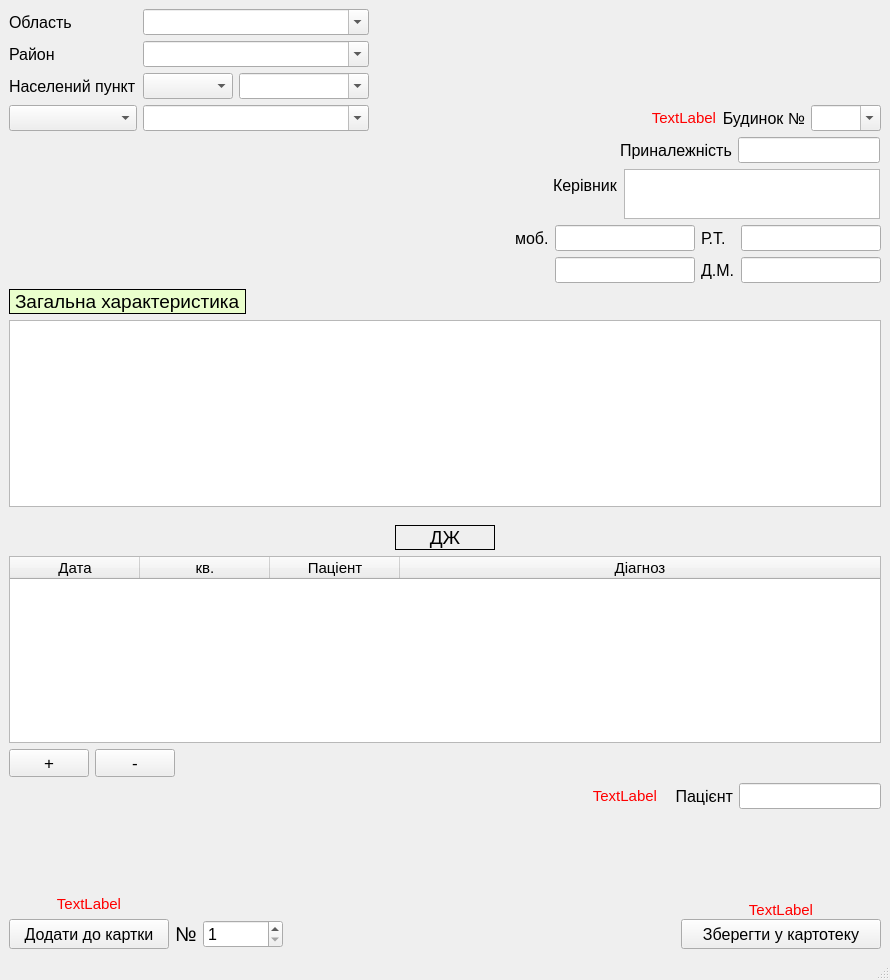
LiquorProg/katalog, file pyqt_files/case_record_file.ui: the form before one commit.
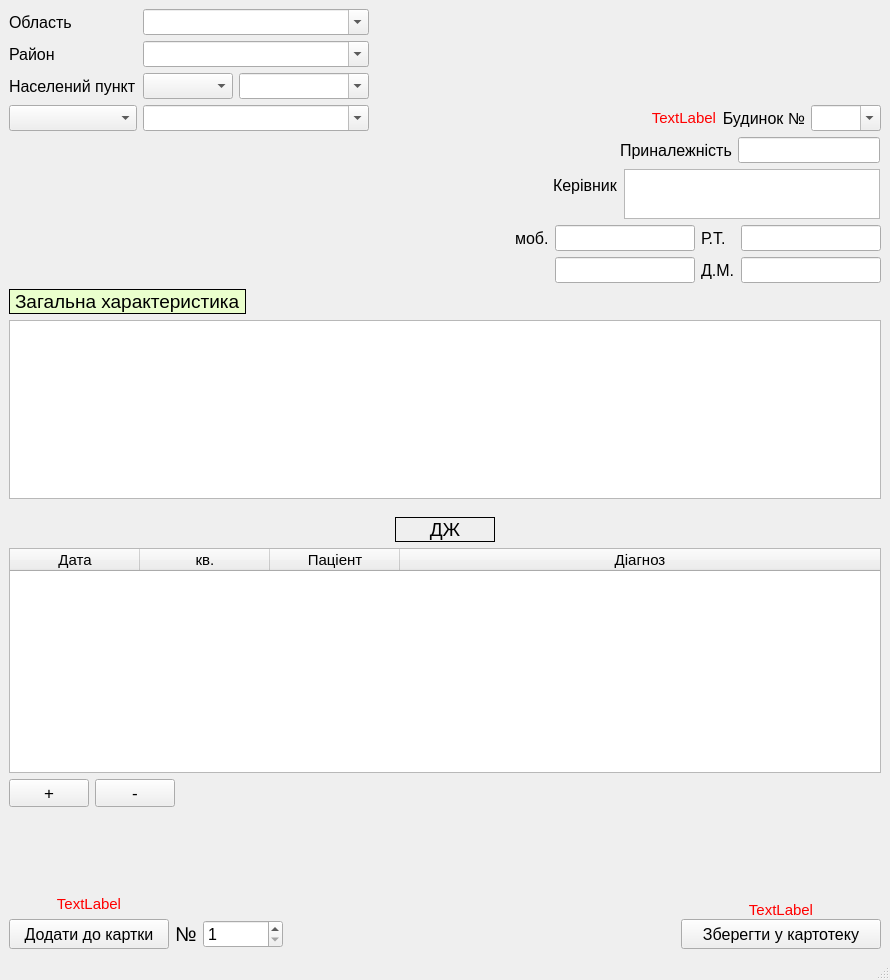
The form after the commit.

What changed in the file:
```diff
--- a/pyqt_files/case_record_file.ui
+++ b/pyqt_files/case_record_file.ui
@@ -183,6 +183,9 @@
     </item>
     <item row="0" column="0">
      <layout class="QGridLayout" name="gridLayout_5">
+      <property name="rightMargin">
+       <number>20</number>
+      </property>
       <item row="0" column="0">
        <widget class="QLabel" name="label_4_5">
         <property name="font">
@@ -448,85 +451,6 @@
       </item>
      </layout>
     </item>
-    <item row="5" column="2">
-     <layout class="QGridLayout" name="gridLayout_9">
-      <property name="sizeConstraint">
-       <enum>QLayout::SetDefaultConstraint</enum>
-      </property>
-      <property name="leftMargin">
-       <number>96</number>
-      </property>
-      <property name="topMargin">
-       <number>0</number>
-      </property>
-      <property name="rightMargin">
-       <number>0</number>
-      </property>
-      <property name="bottomMargin">
-       <number>0</number>
-      </property>
-      <item row="0" column="0">
-       <widget class="QLabel" name="error_name_patient">
-        <property name="font">
-         <font>
-          <pointsize>11</pointsize>
-         </font>
-        </property>
-        <property name="styleSheet">
-         <string notr="true">color: rgb(255, 0, 0);</string>
-        </property>
-        <property name="text">
-         <string>TextLabel</string>
-        </property>
-        <property name="alignment">
-         <set>Qt::AlignRight|Qt::AlignTrailing|Qt::AlignVCenter</set>
-        </property>
-       </widget>
-      </item>
-      <item row="0" column="1">
-       <widget class="QLabel" name="label_9_3">
-        <property name="maximumSize">
-         <size>
-          <width>70</width>
-          <height>16777215</height>
-         </size>
-        </property>
-        <property name="font">
-         <font>
-          <pointsize>12</pointsize>
-         </font>
-        </property>
-        <property name="text">
-         <string>Пацієнт</string>
-        </property>
-        <property name="alignment">
-         <set>Qt::AlignRight|Qt::AlignTrailing|Qt::AlignVCenter</set>
-        </property>
-        <property name="margin">
-         <number>2</number>
-        </property>
-       </widget>
-      </item>
-      <item row="0" column="2">
-       <widget class="QLineEdit" name="pat_name_3">
-        <property name="sizePolicy">
-         <sizepolicy hsizetype="Fixed" vsizetype="Fixed">
-          <horstretch>0</horstretch>
-          <verstretch>0</verstretch>
-         </sizepolicy>
-        </property>
-        <property name="font">
-         <font>
-          <pointsize>11</pointsize>
-         </font>
-        </property>
-        <property name="text">
-         <string/>
-        </property>
-       </widget>
-      </item>
-     </layout>
-    </item>
     <item row="7" column="2">
      <layout class="QGridLayout" name="gridLayout_8">
       <property name="spacing">
@@ -609,6 +533,12 @@
       </property>
       <item row="1" column="0" colspan="2">
        <widget class="QTableWidget" name="tableWidget_diag_file">
+        <property name="minimumSize">
+         <size>
+          <width>0</width>
+          <height>225</height>
+         </size>
+        </property>
         <property name="font">
          <font>
           <pointsize>11</pointsize>
@@ -739,6 +669,25 @@
         </item>
        </layout>
       </item>
+      <item row="2" column="1">
+       <layout class="QGridLayout" name="gridLayout_9">
+        <property name="sizeConstraint">
+         <enum>QLayout::SetFixedSize</enum>
+        </property>
+        <property name="leftMargin">
+         <number>0</number>
+        </property>
+        <property name="topMargin">
+         <number>0</number>
+        </property>
+        <property name="rightMargin">
+         <number>0</number>
+        </property>
+        <property name="bottomMargin">
+         <number>0</number>
+        </property>
+       </layout>
+      </item>
      </layout>
     </item>
     <item row="7" column="0">
```
